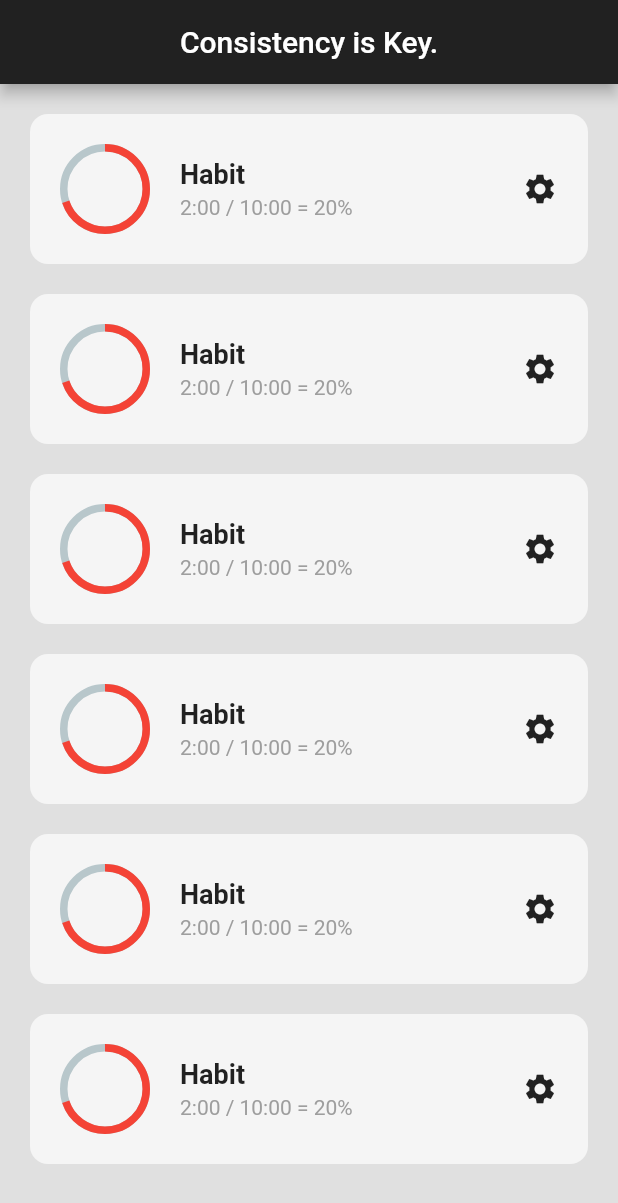
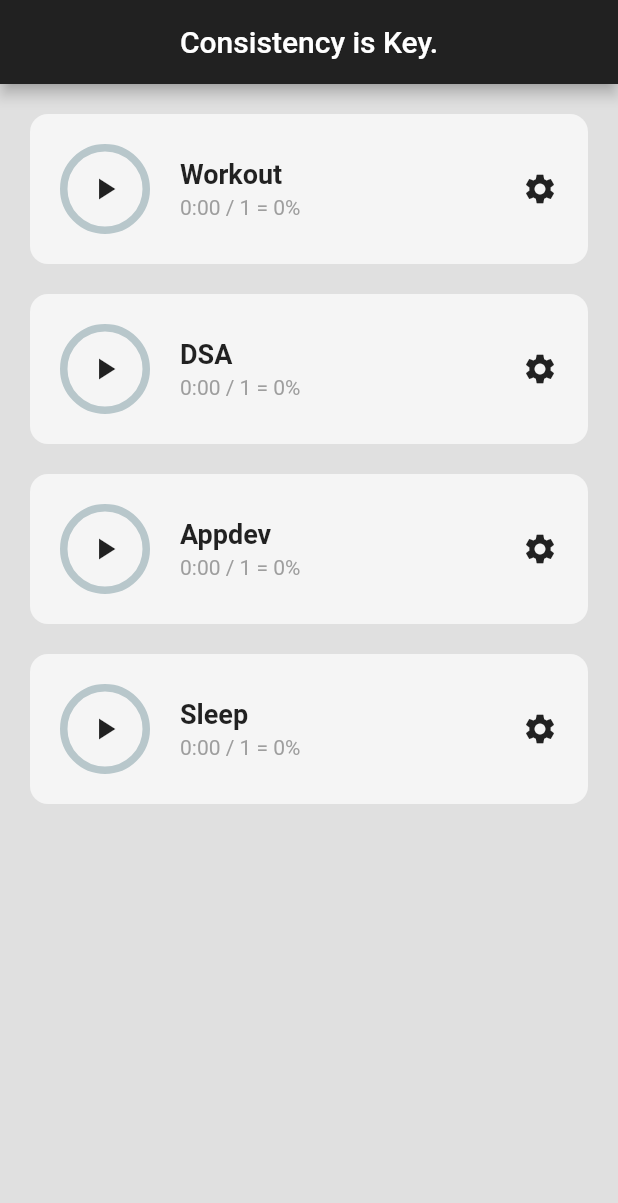
Before and after one commit to Anirudh-rb26/Habit-Tracker, a Flutter app: the screen it shows after launch, on a phone screen of 412 x 824 dp. Shown: the top 1203 px of the screen. Run offline on Flutter 3.47's test engine with Material 2 defaults, Android fonts, the phone set to English and light mode, and no system bars; drawn by our look-alikes of percent_indicator.

Commit message:
completely functional Habittiles, settings function left to add

```diff
--- a/lib/pages/homepage.dart
+++ b/lib/pages/homepage.dart
@@ -1,3 +1,5 @@
+import 'dart:async';
+
 import 'package:flutter/material.dart';
 import 'package:habittracker/utilities/habittiles.dart';
 
@@ -9,6 +11,54 @@ class HomePage extends StatefulWidget {
 }
 
 class _HomePageState extends State<HomePage> {
+  // overall habit summary
+  List habitList = [
+    // [habitName, habitStarted(by default, 0), timeSpent(in seconds), timeGoal(in minutes)]
+    ["Workout", false, 0, 1],
+    ["DSA", false, 0, 1],
+    ["Appdev", false, 0, 1],
+    ["Sleep", false, 0, 1],
+  ];
+
+  void habitStarted(int index) {
+    // grab starting time
+    var startTime = DateTime.now();
+
+    // grab elapsed time
+    var elapsedTime = habitList[index][2];
+
+    setState(() {
+      // habit started or stopped
+      habitList[index][1] = !habitList[index][1];
+    });
+
+    if (habitList[index][1]) {
+      Timer.periodic(Duration(seconds: 1), (timer) {
+        setState(() {
+          if (!habitList[index][1]) {
+            timer.cancel();
+          }
+
+
+
+          // calculate time elapsed
+          var currentTime = DateTime.now();
+          habitList[index][2] = elapsedTime + currentTime.second - startTime.second + 60 * (currentTime.minute - startTime.minute) + 60 * 60 * (currentTime.hour - startTime.hour);
+        });
+      });
+    }
+  }
+
+  void settingsOpened(int index) {
+    showDialog(
+        context: context,
+        builder: (context) {
+          return AlertDialog(
+            title: Text("Settings for " + habitList[index][0]),
+          );
+        });
+  }
+
   @override
   Widget build(BuildContext context) {
     return Scaffold(
@@ -18,15 +68,22 @@ class _HomePageState extends State<HomePage> {
         title: const Text('Consistency is Key.'),
         centerTitle: true,
       ),
-      body: Column(
-        children: [
-          HabitTile(),
-          HabitTile(),
-          HabitTile(),
-          HabitTile(),
-          HabitTile(),
-          HabitTile(),
-        ],
+      body: ListView.builder(
+        itemCount: habitList.length,
+        itemBuilder: ((context, index) {
+          return HabitTile(
+            habitName: habitList[index][0],
+            playTap: () {
+              habitStarted(index);
+            },
+            settingsTap: () {
+              settingsOpened(index);
+            },
+            habitStarted: habitList[index][1],
+            timeSpent: habitList[index][2],
+            timeGoal: habitList[index][3],
+          );
+        }),
       ),
     );
   }
--- a/lib/utilities/habittiles.dart
+++ b/lib/utilities/habittiles.dart
@@ -2,7 +2,45 @@ import 'package:flutter/material.dart';
 import 'package:percent_indicator/circular_percent_indicator.dart';
 
 class HabitTile extends StatelessWidget {
-  const HabitTile({super.key});
+  final String habitName;
+  final VoidCallback playTap;
+  final VoidCallback settingsTap;
+  final int timeSpent;
+  final int timeGoal;
+  final bool habitStarted;
+
+  const HabitTile({
+    super.key,
+    required this.habitName,
+    required this.playTap,
+    required this.settingsTap,
+    required this.timeSpent,
+    required this.timeGoal,
+    required this.habitStarted,
+  });
+
+  String formatToMin(int totalSeconds) {
+    String seconds = (totalSeconds % 60).toString();
+    String minutes = (totalSeconds / 60).toStringAsFixed(5);
+
+    // if seconds is 1 digit, place 0 before the digit
+    if (seconds.length == 1) {
+      seconds = '0' + seconds;
+    }
+
+    // if minutes is 1 digit
+    // minutes = 0.9 then minutes = 0
+    if (minutes[1] == '.') {
+      minutes = minutes.substring(0, 1);
+    }
+
+    return minutes + ':' + seconds;
+  }
+
+  // caclulate progress percentage
+  double percentCompleted() {
+    return (timeSpent / (timeGoal * 60));
+  }
 
   @override
   Widget build(BuildContext context) {
@@ -17,20 +55,34 @@ class HabitTile extends StatelessWidget {
           children: [
             Row(
               children: [
-                CircularPercentIndicator(
-                  radius: 30,
-                  percent: 0.7,
+                GestureDetector(
+                  onTap: playTap,
+                  child: SizedBox(
+                    height: 60,
+                    width: 60,
+                    child: Stack(
+                      children: [
+                        CircularPercentIndicator(
+                          radius: 30,
+                          percent: percentCompleted() < 1 ? percentCompleted() : 1,
+                          progressColor: percentCompleted() > 0.5 ? (percentCompleted() > 0.75 ? (percentCompleted() > 1 ? Colors.amber : Colors.green) : Colors.orange) : Colors.red,
+                        ),
+                        Center(
+                          child: Icon(
+                              habitStarted ? Icons.pause : Icons.play_arrow),
+                        )
+                      ],
+                    ),
+                  ),
                 ),
-
                 const SizedBox(width: 20),
-
                 Column(
                   crossAxisAlignment: CrossAxisAlignment.start,
                   children: [
                     // Habit Name
                     Text(
-                      'Habit',
-                      style: TextStyle(
+                      habitName,
+                      style: const TextStyle(
                         fontWeight: FontWeight.bold,
                         fontSize: 18,
                       ),
@@ -40,14 +92,17 @@ class HabitTile extends StatelessWidget {
 
                     // Habit Progress
                     Text(
-                      '2:00 / 10:00 = 20%',
+                      formatToMin(timeSpent) + ' / ' + timeGoal.toString() + ' = ' + (percentCompleted()* 100).toStringAsFixed(0) + '%',
                       style: TextStyle(color: Colors.grey),
                     )
                   ],
                 ),
               ],
             ),
-            Icon(Icons.settings),
+            GestureDetector(
+              onTap: settingsTap,
+              child: Icon(Icons.settings),
+            ),
           ],
         ),
       ),
```
